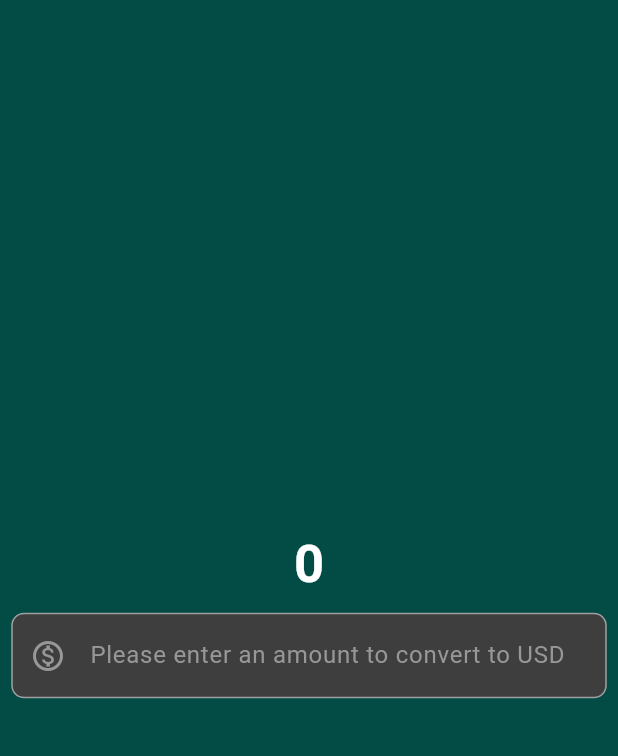
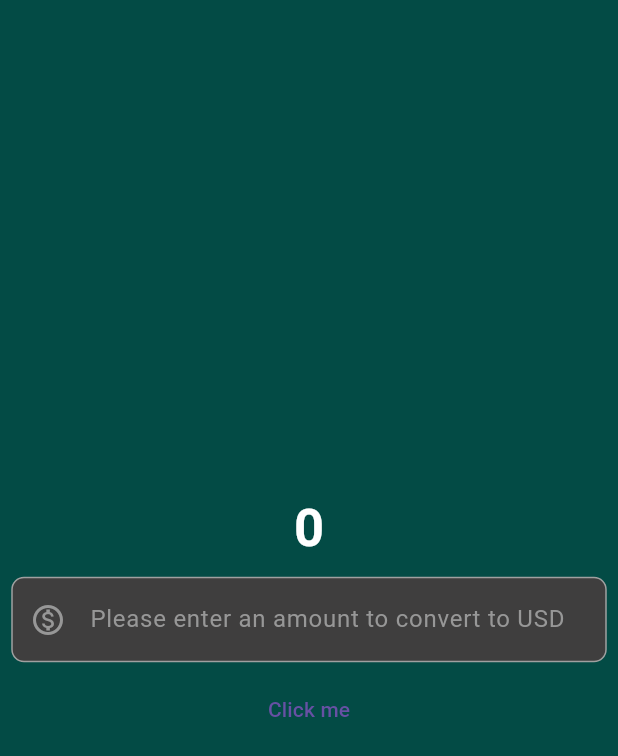
Before and after one commit to tauhid-hasan-dev/currency_converter_app_flutter, a Flutter app: the screen it shows after launch, on a phone screen of 412 x 824 dp. Shown: the top 756 px of the screen. Run offline on Flutter 3.47's test engine with Material 3 defaults, Android fonts, the phone set to English and light mode, and no system bars.

Commit message:
button added

```diff
--- a/lib/pages/class_currency_converter_material_page.dart
+++ b/lib/pages/class_currency_converter_material_page.dart
@@ -1,3 +1,4 @@
+import 'package:flutter/foundation.dart';
 import 'package:flutter/material.dart';
 
 class CurrencyConverterMaterialPage extends StatelessWidget {
@@ -46,6 +47,13 @@ class CurrencyConverterMaterialPage extends StatelessWidget {
                 ),
               ),
             ),
+            TextButton(
+                onPressed: () {
+                  if (kDebugMode) {
+                    print('Button clicked');
+                  }
+                },
+                child: const Text('Click me'))
           ],
         ),
       ),
```
Also changed, not shown: 1 other file.
